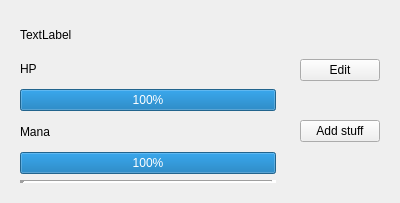
First picture: the form in app/view/forms/heropanel.ui, repository r0nd0ud0u/qt-rpg, before the edit.
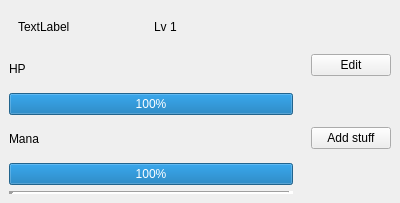
Second picture: the form after the edit.

Commit message: update margin and space out to be uniform through widget with 0

What changed in the file:
```diff
--- a/app/view/forms/heropanel.ui
+++ b/app/view/forms/heropanel.ui
@@ -14,6 +14,21 @@
    <string>Form</string>
   </property>
   <layout class="QHBoxLayout" name="horizontalLayout">
+   <property name="spacing">
+    <number>0</number>
+   </property>
+   <property name="leftMargin">
+    <number>0</number>
+   </property>
+   <property name="topMargin">
+    <number>0</number>
+   </property>
+   <property name="rightMargin">
+    <number>0</number>
+   </property>
+   <property name="bottomMargin">
+    <number>0</number>
+   </property>
    <item>
     <widget class="QWidget" name="left_widget" native="true">
      <property name="sizePolicy">
@@ -24,6 +39,9 @@
      </property>
      <layout class="QVBoxLayout" name="verticalLayout">
       <item>
+       <widget class="QWidget" name="hero_info" native="true">
+        <layout class="QHBoxLayout" name="horizontalLayout_2">
+         <item>
        <widget class="QLabel" name="hero_name">
         <property name="sizePolicy">
          <sizepolicy hsizetype="Preferred" vsizetype="Preferred">
@@ -37,6 +55,16 @@
        </widget>
       </item>
       <item>
+          <widget class="QLabel" name="hero_level">
+           <property name="text">
+            <string>Lv 1</string>
+           </property>
+          </widget>
+         </item>
+        </layout>
+       </widget>
+      </item>
+      <item>
        <widget class="QLabel" name="hp_label">
         <property name="text">
          <string>HP</string>
@@ -89,9 +117,6 @@
       </sizepolicy>
      </property>
      <layout class="QVBoxLayout" name="verticalLayout_2">
-      <property name="spacing">
-       <number>0</number>
-      </property>
       <item>
        <widget class="QPushButton" name="edit_button">
         <property name="text">
```
Lines whose indentation alone changed are shown as unchanged. The commit also changes 1 other file.
